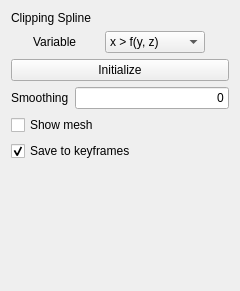
Qt form ui/settings_clipping_spline.ui (ShangWangLab/OpenChronoMorphViewer) before a commit.
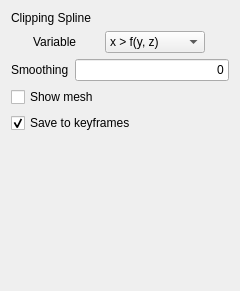
The same form after that commit.

Patch:
```diff
--- a/ui/settings_clipping_spline.ui
+++ b/ui/settings_clipping_spline.ui
@@ -117,13 +117,6 @@
      </item>
     </layout>
    </item>
-   <item>
-    <widget class="QPushButton" name="button_initialize">
-     <property name="text">
-      <string>Initialize</string>
-     </property>
-    </widget>
-   </item>
    <item>
     <layout class="QHBoxLayout" name="layout_regularization">
      <item>
```
